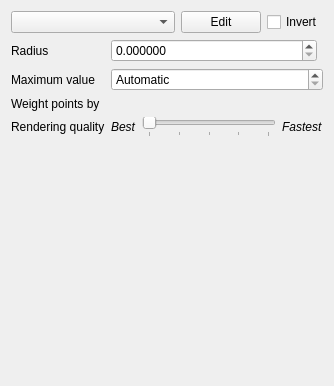
Old version of the form src/ui/symbollayer/qgsheatmaprendererwidgetbase.ui in the repository qgis/QGIS.
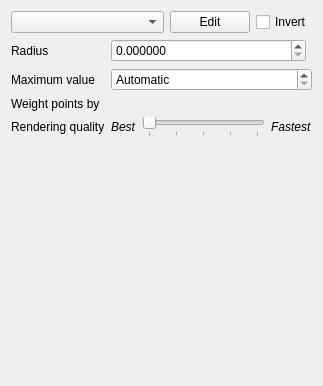
New version of the form. Custom widgets are drawn as their Qt base class.

The edit to the form file:
```diff
--- a/src/ui/symbollayer/qgsheatmaprendererwidgetbase.ui
+++ b/src/ui/symbollayer/qgsheatmaprendererwidgetbase.ui
@@ -6,7 +6,7 @@
    <rect>
     <x>0</x>
     <y>0</y>
-    <width>334</width>
+    <width>323</width>
     <height>386</height>
    </rect>
   </property>
```
